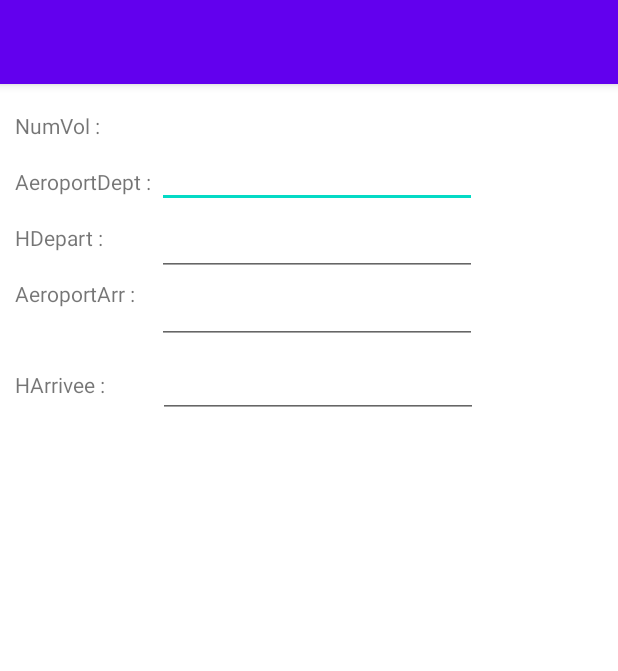
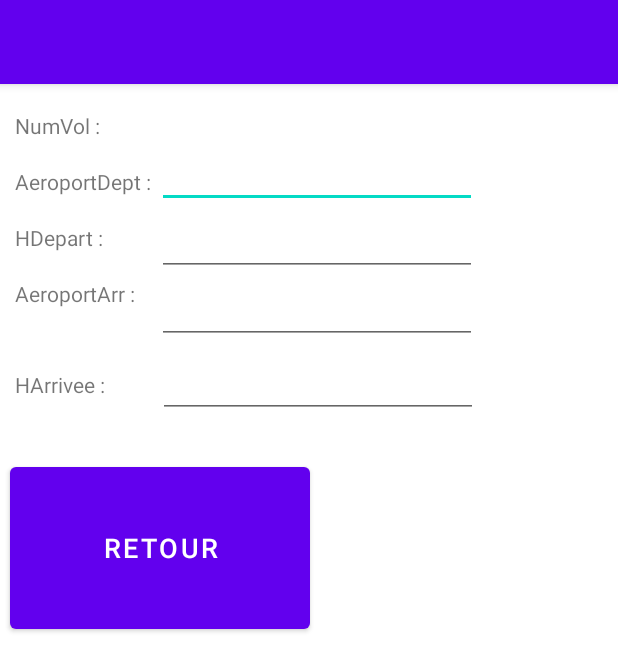
Before and after one commit to TJ-Malek/ProjetAndroid, an Android app: the EditVol screen opened directly, with no data from a screen before it, on a phone screen of 412 x 824 dp. Shown: the top 671 px of the screen. Run offline under Robolectric (Android 15) with nearby library versions, the phone set to English and light mode, and no system bars; our stand-ins replace Volley; network calls fail; 1 statement that could not run was skipped.

Commit message:
bouton retour vol

```diff
--- a/Application mobile/ProjetAndroid/app/src/main/java/com/example/projetAndroid/EditVol.java
+++ b/Application mobile/ProjetAndroid/app/src/main/java/com/example/projetAndroid/EditVol.java
@@ -3,6 +3,7 @@ package com.example.projetAndroid;
 import android.content.Context;
 import android.content.SharedPreferences;
 import android.graphics.Color;
+import android.graphics.drawable.GradientDrawable;
 import android.os.Bundle;
 import android.view.View;
 import android.view.ViewGroup;
@@ -67,7 +68,7 @@ public class EditVol extends AppCompatActivity {
     String API_URL;
     TextView NumVolBD;
     EditText AeroportDeptBD,HDepartBD,AeroportArrBD,HArriveeBD;
-    Button Modifier;
+    Button Modifier,Retour;
     @Override
     protected void onCreate(Bundle savedInstanceState) {
         super.onCreate(savedInstanceState);
@@ -90,7 +91,16 @@ public class EditVol extends AppCompatActivity {
         HDepartBD = (EditText) findViewById(R.id.HDepartBD);
         AeroportArrBD = (EditText) findViewById(R.id.AeroportArrBD);
         HArriveeBD = (EditText) findViewById(R.id.HArriveeBD);
+        Retour = (Button) findViewById(R.id.Retour);
+        Retour.setOnClickListener(new View.OnClickListener() {
+            @Override
+            public void onClick(View v) {
+                Intent i = new Intent(EditVol.this,listeVol.class);
 
+
+                startActivity(i);
+            }
+        });
 
         extractVol();
         if (!sessionNumVol.equals("not Found")) {
@@ -103,11 +113,24 @@ public class EditVol extends AppCompatActivity {
 
             RelativeLayout.LayoutParams editLayoutP = new RelativeLayout.LayoutParams(300, 150);
             editLayoutP.addRule(RelativeLayout.BELOW, R.id.HArriveeBD);
+            editLayoutP.addRule(RelativeLayout.RIGHT_OF, R.id.Retour);
             editLayoutP.setMargins(50, 50, 50, 50);
             Modifier.setPadding(20, 20, 20, 20);
-            Modifier.setBackgroundResource(R.color.purple_500);
+            //border
+            GradientDrawable shape = new GradientDrawable();
+            shape.setShape(GradientDrawable.RECTANGLE);
+            shape.setCornerRadius(10);
+            shape.setColor(Color.rgb(98, 0, 238));
+            Modifier.setBackground(shape);
+            //
+           //Modifier.setBackgroundResource(R.color.purple_500);
             Modifier.setTextSize(18);
+
             Modifier.setTextColor(Color.WHITE);
+
+
+
+
             editLayout.addView(Modifier, editLayoutP);
             // editLayout.setPadding(80, 50, 50, 50);
 
--- a/Application mobile/ProjetAndroid/app/src/main/java/com/example/projetAndroid/listeVol.java
+++ b/Application mobile/ProjetAndroid/app/src/main/java/com/example/projetAndroid/listeVol.java
@@ -185,7 +185,7 @@ public class listeVol extends AppCompatActivity {
         }
         else if(item.getItemId()==MENU_ITEM_DELETE){
             new AlertDialog.Builder(this)
-                    .setMessage("Êtes vous sur de vouloir supprimer le vol " +selectedVol.getNumVol()+" ?")
+                    .setMessage("Êtes-vous sûr de vouloir supprimer le vol " +selectedVol.getNumVol()+" ?")
                     .setCancelable(false)
                     .setPositiveButton("Oui", new DialogInterface.OnClickListener() {
                         public void onClick(DialogInterface dialog, int id) {
--- a/Application mobile/ProjetAndroid/app/src/main/res/layout/edit_vol.xml
+++ b/Application mobile/ProjetAndroid/app/src/main/res/layout/edit_vol.xml
@@ -115,11 +115,15 @@
         tools:layout_editor_absoluteX="113dp"
         tools:layout_editor_absoluteY="76dp" />
 
-    <!--<Button
-        android:id="@+id/Modifier"
-        android:layout_width="wrap_content"
-        android:layout_height="wrap_content"
+    <Button
+        android:id="@+id/Retour"
+        android:layout_width="300px"
+        android:layout_height="180px"
         android:layout_below="@+id/HArriveeBD"
-        android:layout_marginTop="8dp"
-        android:text="Modifier" />-->
+        android:layout_marginTop="40px"
+        android:layout_marginLeft="10px"
+        android:text="Retour"
+        android:textSize="18dp"
+        android:padding="20px"
+        />
 </RelativeLayout>
```
